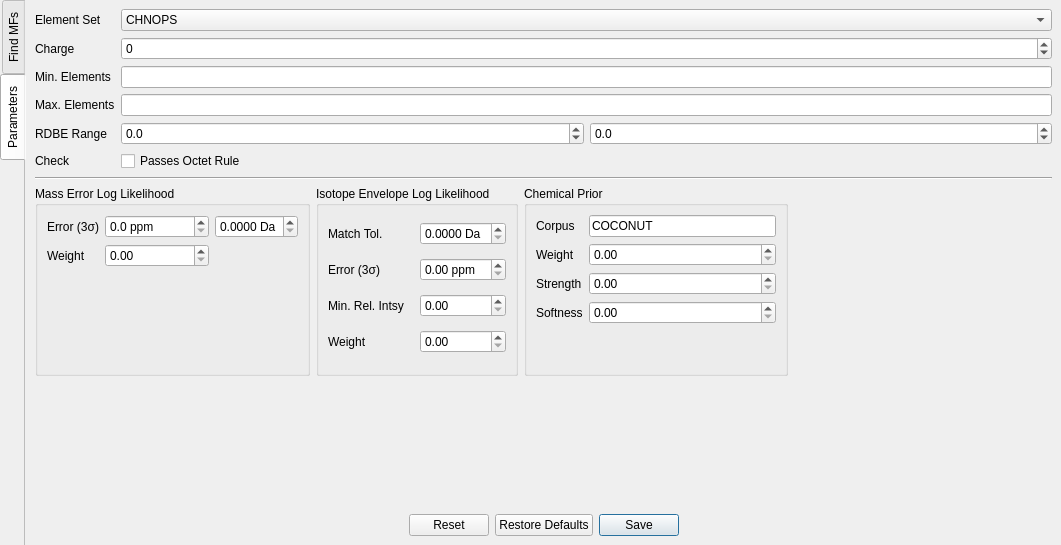
The window that gui/resources/FormulaFinderWindow.ui (mhagar/MzKit) describes before a commit, drawn with Qt 5.
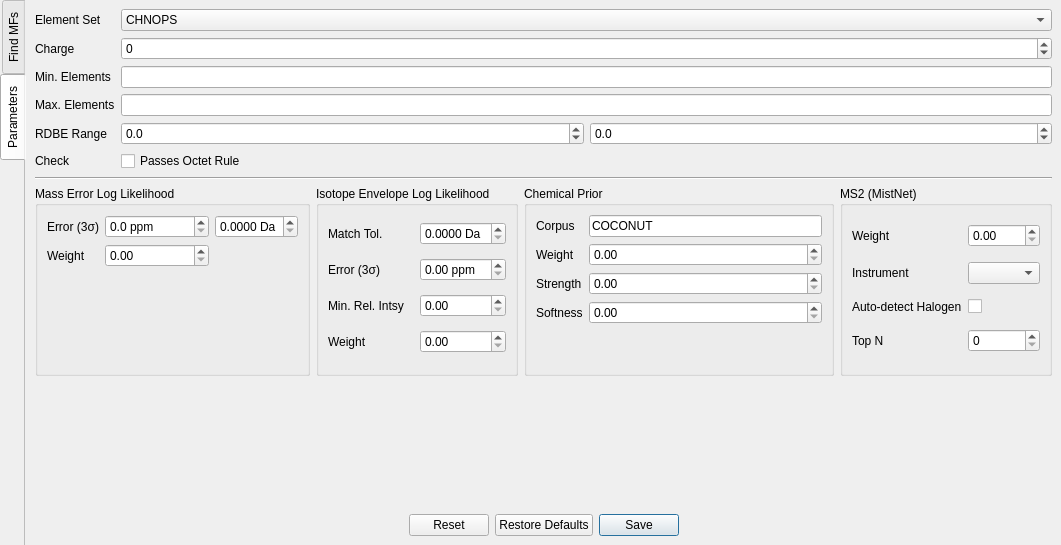
The same window after the commit. The open tabs and pages were chosen to show the change. Custom widgets are drawn as their Qt base class.

Commit message: formula-finder UI + config

What changed in the file:
```diff
--- a/gui/resources/FormulaFinderWindow.ui
+++ b/gui/resources/FormulaFinderWindow.ui
@@ -640,17 +640,57 @@
               </widget>
              </item>
              <item>
-              <spacer name="horizontalSpacer_3">
-               <property name="orientation">
-                <enum>Qt::Horizontal</enum>
+              <widget class="QGroupBox" name="groupBox_4">
+               <property name="title">
+                <string>MS2 (MistNet)</string>
                </property>
-               <property name="sizeHint" stdset="0">
-                <size>
-                 <width>40</width>
-                 <height>20</height>
-                </size>
-               </property>
-              </spacer>
+               <layout class="QGridLayout" name="gridLayout_4">
+                <item row="2" column="1">
+                 <widget class="QCheckBox" name="checkBoxAcheckAutodetectHalogens">
+                  <property name="text">
+                   <string/>
+                  </property>
+                 </widget>
+                </item>
+                <item row="0" column="0">
+                 <widget class="QLabel" name="label_20">
+                  <property name="text">
+                   <string>Weight</string>
+                  </property>
+                 </widget>
+                </item>
+                <item row="0" column="1">
+                 <widget class="QDoubleSpinBox" name="doubleSpinMs2Weight"/>
+                </item>
+                <item row="1" column="0">
+                 <widget class="QLabel" name="label_21">
+                  <property name="text">
+                   <string>Instrument</string>
+                  </property>
+                 </widget>
+                </item>
+                <item row="1" column="1">
+                 <widget class="QComboBox" name="comboInstrument"/>
+                </item>
+                <item row="2" column="0">
+                 <widget class="QLabel" name="label_23">
+                  <property name="text">
+                   <string>Auto-detect Halogen</string>
+                  </property>
+                 </widget>
+                </item>
+                <item row="3" column="0">
+                 <widget class="QLabel" name="label_24">
+                  <property name="text">
+                   <string>Top N</string>
+                  </property>
+                 </widget>
+                </item>
+                <item row="3" column="1">
+                 <widget class="QSpinBox" name="spinTopN"/>
+                </item>
+               </layout>
+              </widget>
              </item>
             </layout>
            </item>
```
Left out of the diff: 41 changed lines with no effect on the pictures. The commit also changes 4 other files.
